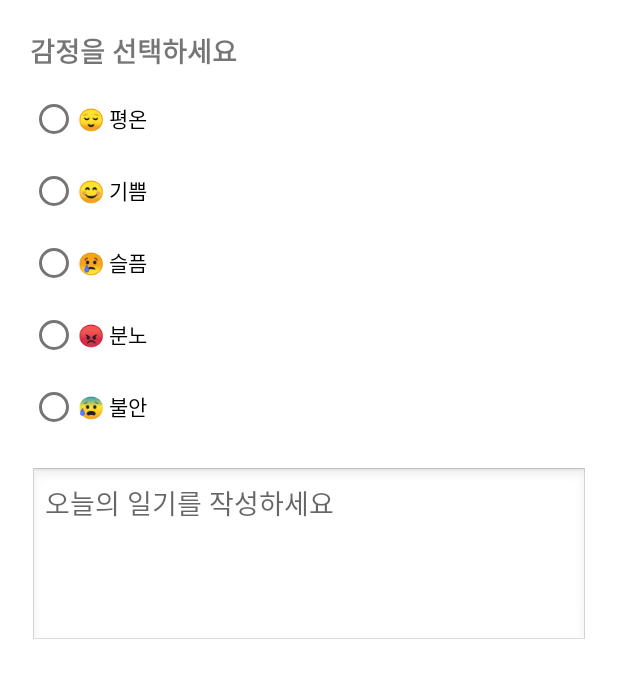
After one commit to kmk0531/Mental-Care-App, an Android app: the layout dialog_emotion_entry.xml on its own in the app's theme, with its tools: preview values and no code run, on a phone screen of 412 x 824 dp. The commit adds this screen. Shown: the top 678 px of the screen. Run offline under Robolectric (Android 15) with nearby library versions, the phone set to English and light mode, and no system bars.

Commit message:
Add files via upload

```diff
--- /dev/null
+++ b/app/src/main/res/layout/dialog_emotion_entry.xml
@@ -0,0 +1,48 @@
+<?xml version="1.0" encoding="utf-8"?>
+<ScrollView xmlns:android="http://schemas.android.com/apk/res/android"
+    android:layout_width="match_parent"
+    android:layout_height="wrap_content">
+
+    <LinearLayout
+        android:orientation="vertical"
+        android:padding="20dp"
+        android:layout_width="match_parent"
+        android:layout_height="wrap_content">
+
+        <TextView
+            android:layout_width="wrap_content"
+            android:layout_height="wrap_content"
+            android:text="감정을 선택하세요"
+            android:textSize="18sp"
+            android:textStyle="bold"
+            android:layout_marginBottom="8dp" />
+
+        <RadioGroup
+            android:id="@+id/emotion_group"
+            android:layout_width="match_parent"
+            android:layout_height="wrap_content"
+            android:orientation="vertical">
+
+            <RadioButton android:id="@+id/rb_calm" android:layout_width="wrap_content" android:layout_height="wrap_content" android:text="😌 평온" />
+            <RadioButton android:id="@+id/rb_happy" android:layout_width="wrap_content" android:layout_height="wrap_content" android:text="😊 기쁨" />
+            <RadioButton android:id="@+id/rb_sad" android:layout_width="wrap_content" android:layout_height="wrap_content" android:text="😢 슬픔" />
+            <RadioButton android:id="@+id/rb_angry" android:layout_width="wrap_content" android:layout_height="wrap_content" android:text="😡 분노" />
+            <RadioButton android:id="@+id/rb_anxious" android:layout_width="wrap_content" android:layout_height="wrap_content" android:text="😰 불안" />
+        </RadioGroup>
+
+        <EditText
+            android:id="@+id/edit_diary"
+            android:layout_width="match_parent"
+            android:layout_height="120dp"
+            android:hint="오늘의 일기를 작성하세요"
+            android:gravity="top|start"
+            android:inputType="text|textMultiLine"
+            android:lines="5"
+            android:textColor="#000000"
+            android:background="@android:drawable/edit_text"
+            android:layout_marginTop="16dp"
+            android:padding="10dp" />
+
+
+    </LinearLayout>
+</ScrollView>
```
Also changed, not shown: app/src/main/res/layout/activity_main.xml (+130 -13 lines), app/src/main/res/layout/calendar_day.xml (added, +9 -0 lines).
